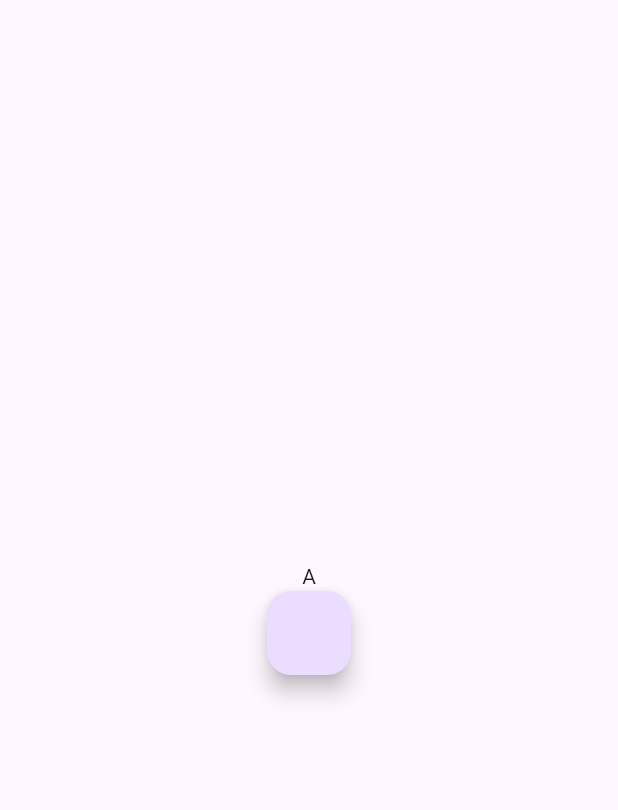
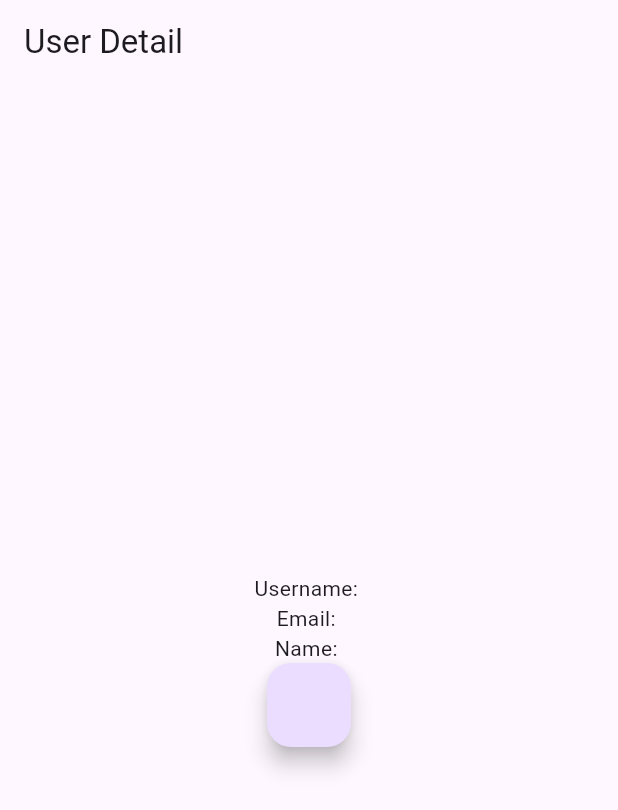
Before and after one commit to immrit/auth_test, a Flutter app: the Detail screen opened directly, on a phone screen of 412 x 824 dp. Shown: the top 810 px of the screen. Run offline on Flutter 3.47's test engine with Material 3 defaults, Android fonts, the phone set to English and light mode, and no system bars; our stand-ins replace pocketbase, shared_preferences; accounts and stored records are empty.

Commit message:
mamad OK

```diff
--- a/lib/remote/pocketbaseRemote.dart
+++ b/lib/remote/pocketbaseRemote.dart
@@ -1,3 +1,5 @@
+import 'dart:convert';
+
 import 'package:flutter/material.dart';
 import 'package:pocketbase/pocketbase.dart';
 import 'package:shared_preferences/shared_preferences.dart';
@@ -22,23 +24,59 @@ Future<void> signUp(
   print(record);
 }
 
-Future<void> signIn(String username, String pass, BuildContext context) async {
-  Map<String, dynamic> body = {};
-  final authData = await pb
-      .collection('users')
-      .authWithPassword(username, pass, fields: '?fields=*', body: body);
-  print("==============================");
-  print(body);
-  // Navigator.pushReplacement(
-  //     context, MaterialPageRoute(builder: (context) => Detail())));
+class User {
+  String username;
+  String email;
+  String name;
+  User({
+    required this.username,
+    required this.email,
+    required this.name,
+  });
+  factory User.fromRecordModel(RecordModel recordModel) {
+    Map<String, dynamic> json = recordModel.toJson();
+    return User(
+      username: json['username'] ?? '',
+      email: json['email'] ?? '',
+      name: json['name'] ?? '',
+    );
+  }
+
+  Map<String, dynamic> toJson() {
+    return {
+      'username': username,
+      'email': email,
+      'name': name,
+    };
+  }
+
+  // Deserialize User object from Map
+  factory User.fromJson(Map<String, dynamic> json) {
+    return User(
+      username: json['username'] ?? '',
+      email: json['email'] ?? '',
+      name: json['name'] ?? '',
+    );
+  }
 }
 
-// Future<RecordModel> users(String? idb) async {
-//   final String id = pb.authStore.model.id;
-//   idb = id;
-//   print("id users= $id");
-//   final record = await pb.collection('users').getOne(id);
-//   final username = record.getDataValue<String>('username');
-//   print("users cons $record");
-//   return record;
-// }
+Future<void> signIn(String username, String pass, BuildContext context) async {
+  try {
+    await pb.collection('users').authWithPassword(username, pass);
+    RecordModel recordModel = pb.authStore.model;
+    User user = User.fromRecordModel(recordModel);
+    print(user.username);
+    print(user.email);
+    print(user.name);
+    print(pb.authStore.model);
+    var token = pb.authStore.token;
+    print('token:  $token');
+    print(pb.authStore.isValid);
+    final prefs = await SharedPreferences.getInstance();
+    await prefs.setString('user', jsonEncode(user.toJson()));
+    Navigator.pushReplacement(
+        context, MaterialPageRoute(builder: (context) => Detail()));
+  } catch (e) {
+    print(e);
+  }
+}
--- a/lib/screens/detail.dart
+++ b/lib/screens/detail.dart
@@ -1,32 +1,66 @@
-import 'package:auth_test/model/dataModel.dart';
-import 'package:auth_test/remote/pocketbaseRemote.dart';
+import 'dart:convert';
+
 import 'package:auth_test/screens/signin.dart';
-import 'package:dio/dio.dart';
 import 'package:flutter/material.dart';
 import 'package:shared_preferences/shared_preferences.dart';
 
+import '../remote/pocketbaseRemote.dart';
+
 class Detail extends StatefulWidget {
-  String? user;
-  Detail({super.key, this.user});
+  final User? user;
+
+  const Detail({Key? key, this.user}) : super(key: key);
 
   @override
-  State<Detail> createState() => _DetailState();
+  _DetailScreenState createState() => _DetailScreenState();
 }
 
-class _DetailState extends State<Detail> {
+class _DetailScreenState extends State<Detail> {
+  late User _user;
   removeToken() async {
     final prefs = await SharedPreferences.getInstance();
     prefs.remove('token');
   }
 
   @override
+  void initState() {
+    super.initState();
+    if (widget.user != null) {
+      _user = widget.user!;
+    } else {
+      _user = User(
+          username: '', email: '', name: ''); // Initialize with default values
+      _getUserData();
+    }
+  }
+
+  Future<void> _getUserData() async {
+    final prefs = await SharedPreferences.getInstance();
+    final userData = prefs.getString('user');
+    if (userData != null) {
+      setState(() {
+        _user = User.fromJson(jsonDecode(userData));
+      });
+    } else {
+      // Handle the case where user data is null
+      // For example, you can show an error message or navigate back
+    }
+  }
+
+  @override
   Widget build(BuildContext context) {
     return Scaffold(
-      body: Center(
+      appBar: AppBar(
+        title: Text('User Detail'),
+      ),
+      body: _user != null
+          ? Center(
               child: Column(
                 mainAxisAlignment: MainAxisAlignment.center,
                 children: [
-            Text("A"),
+                  Text('Username: ${_user.username}'),
+                  Text('Email: ${_user.email}'),
+                  Text('Name: ${_user.name}'),
                   FloatingActionButton(onPressed: () {
                     removeToken();
                     Navigator.pushReplacement(context,
@@ -34,26 +68,74 @@ class _DetailState extends State<Detail> {
                   })
                 ],
               ),
+            )
+          : Center(
+              child: CircularProgressIndicator(),
             ),
     );
   }
+}
 
-  Future<List<DataModel>> fetchuser() async {
-    try {
-      Dio dio = Dio();
-      final response = await dio.get(
-          'http://127.0.0.1:8089/api/collections/users/records/:8sfd4cirha5l0fu',
-          queryParameters: {'fields': 'username'});
 
-      if (response.statusCode == 200) {
-        List<dynamic> JsonItem = response.data['items'] as List;
-        List<DataModel> dataList =
-            JsonItem.map((e) => DataModel.fromMapJson(e)).toList();
-        return dataList;
-      }
-    } catch (e) {
-      print(e);
-    }
-    return [];
-  }
-}
+
+
+
+// import 'package:auth_test/model/dataModel.dart';
+// import 'package:auth_test/remote/pocketbaseRemote.dart';
+// import 'package:auth_test/screens/signin.dart';
+// import 'package:dio/dio.dart';
+// import 'package:flutter/material.dart';
+// import 'package:shared_preferences/shared_preferences.dart';
+//
+// class Detail extends StatefulWidget {
+//   String? user;
+//   Detail({super.key, this.user});
+//
+//   @override
+//   State<Detail> createState() => _DetailState();
+// }
+//
+// class _DetailState extends State<Detail> {
+//   removeToken() async {
+//     final prefs = await SharedPreferences.getInstance();
+//     prefs.remove('token');
+//   }
+//
+//   @override
+//   Widget build(BuildContext context) {
+//     return Scaffold(
+//       body: Center(
+//         child: Column(
+//           mainAxisAlignment: MainAxisAlignment.center,
+//           children: [
+//             Text("A"),
+//             FloatingActionButton(onPressed: () {
+//               removeToken();
+//               Navigator.pushReplacement(context,
+//                   MaterialPageRoute(builder: (context) => SigninPage()));
+//             })
+//           ],
+//         ),
+//       ),
+//     );
+//   }
+//
+//   Future<List<DataModel>> fetchuser() async {
+//     try {
+//       Dio dio = Dio();
+//       final response = await dio.get(
+//           'http://127.0.0.1:8089/api/collections/users/records/:8sfd4cirha5l0fu',
+//           queryParameters: {'fields': 'username'});
+//
+//       if (response.statusCode == 200) {
+//         List<dynamic> JsonItem = response.data['items'] as List;
+//         List<DataModel> dataList =
+//             JsonItem.map((e) => DataModel.fromMapJson(e)).toList();
+//         return dataList;
+//       }
+//     } catch (e) {
+//       print(e);
+//     }
+//     return [];
+//   }
+// }
```
Lines whose indentation alone changed are shown as unchanged.
